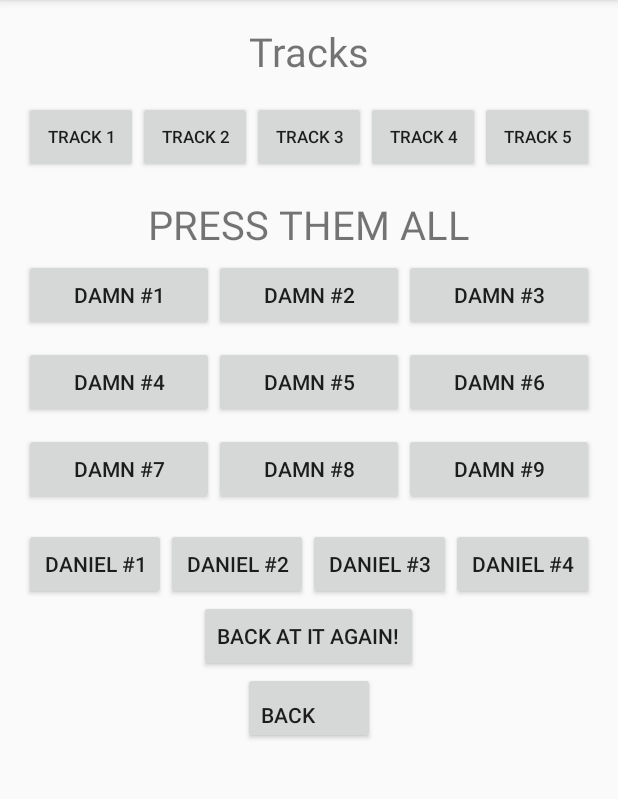
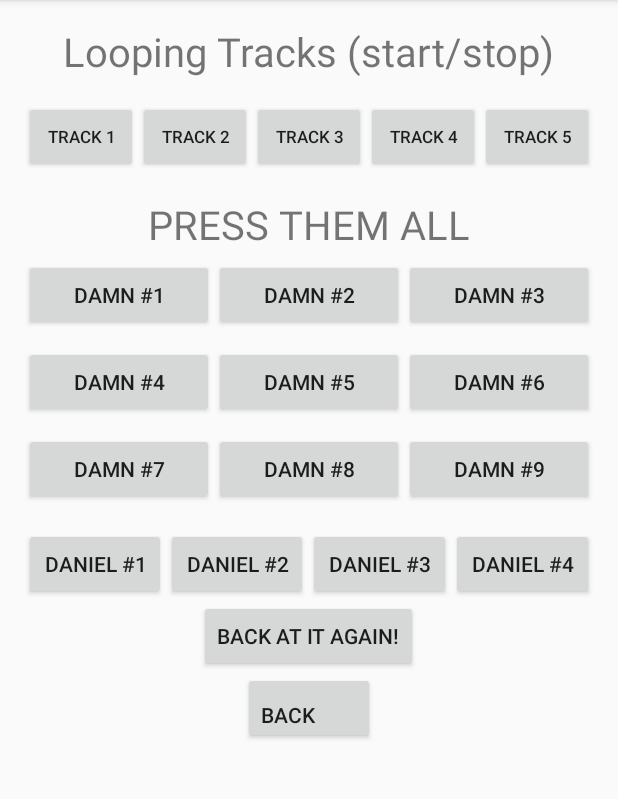
Before and after one commit to trex1150/cs193a-programming-assignment-1, an Android app: the DanActivity2 screen opened directly, with no data from a screen before it, on a phone screen of 412 x 824 dp, the part 84-883 px from its top. Run offline under Robolectric (Android 15) with nearby library versions, the phone set to English and light mode, and no system bars.

Commit message:
Updated message in remix screen

```diff
--- a/app/src/main/res/layout/activity_dan2.xml
+++ b/app/src/main/res/layout/activity_dan2.xml
@@ -17,7 +17,7 @@
         <TextView
             android:layout_width="wrap_content"
             android:layout_height="wrap_content"
-            android:text="Tracks"
+            android:text="Looping Tracks (start/stop)"
             android:textSize="12pt"
             android:layout_alignParentTop="true"
             android:layout_centerHorizontal="true" />
```
